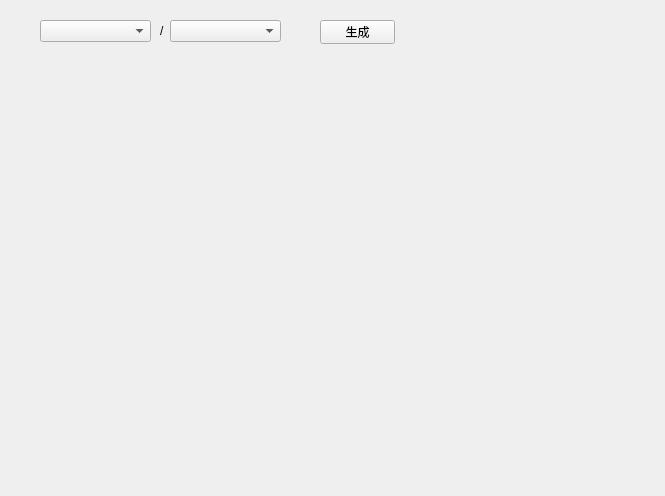
The window that ui/designer/ratio_display_wdiget.ui (shazi129/Trader) describes before a commit, drawn with Qt 5.
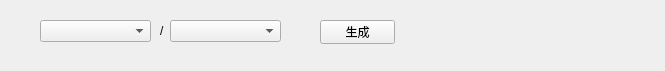
The same window after the commit.

Diff of the .ui file:
```diff
--- a/ui/designer/ratio_display_wdiget.ui
+++ b/ui/designer/ratio_display_wdiget.ui
@@ -7,7 +7,7 @@
     <x>0</x>
     <y>0</y>
     <width>665</width>
-    <height>496</height>
+    <height>71</height>
    </rect>
   </property>
   <property name="windowTitle">
```
